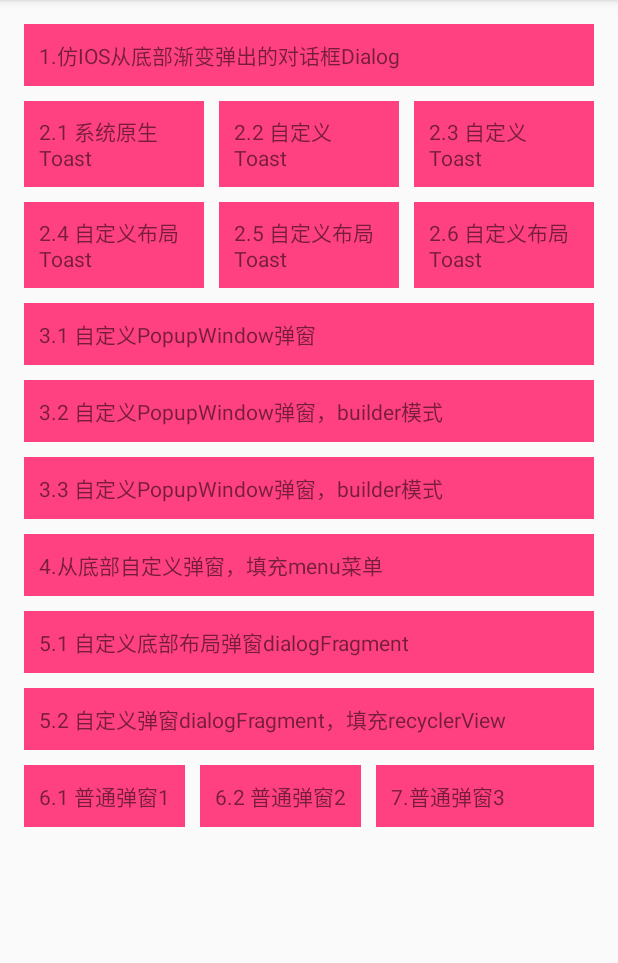
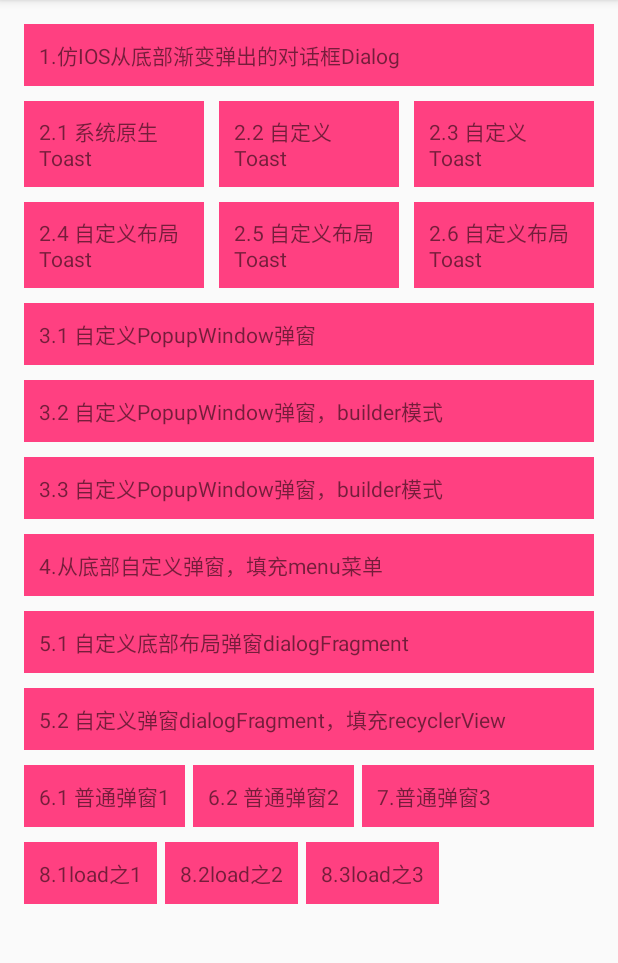
Before and after one commit to yangchong211/YCDialog, an Android app: the screen it shows after launch (MainActivity), on a phone screen of 412 x 824 dp, the part 84-1047 px from its top. Run offline under Robolectric (Android 15) with nearby library versions, the phone set to English and light mode, and no system bars.

Commit message:
修改bug

```diff
--- a/YCDialogLib/src/main/java/com/pedaily/yc/ycdialoglib/popupWindow/BasePopDialog.java
+++ b/YCDialogLib/src/main/java/com/pedaily/yc/ycdialoglib/popupWindow/BasePopDialog.java
@@ -14,7 +14,7 @@ import com.pedaily.yc.ycdialoglib.utils.DialogUtils;
 
 /**
  * <pre>
- *     @author
+ *     @author yangchong
  *     blog  : https://github.com/yangchong211
  *     time  : 2016/06/4
  *     desc  : PopupWindow抽象类
--- a/app/build.gradle
+++ b/app/build.gradle
@@ -22,6 +22,6 @@ android {
 dependencies {
     compile fileTree(include: ['*.jar'], dir: 'libs')
     compile 'com.android.support:appcompat-v7:25.3.1'
-//    compile project(':YCDialogLib')
-    compile 'cn.yc:YCDialogLib:3.6.4'
+    compile project(':YCDialogLib')
+//    compile 'cn.yc:YCDialogLib:3.6.4'
 }
--- a/app/src/main/res/layout/activity_main.xml
+++ b/app/src/main/res/layout/activity_main.xml
@@ -173,7 +173,7 @@
                 android:id="@+id/tv_62"
                 android:layout_width="wrap_content"
                 android:layout_height="wrap_content"
-                android:layout_marginLeft="10dp"
+                android:layout_marginLeft="5dp"
                 android:padding="10dp"
                 android:background="@color/colorAccent"
                 android:text="6.2 普通弹窗2"/>
@@ -182,14 +182,45 @@
                 android:id="@+id/tv_7"
                 android:layout_width="match_parent"
                 android:layout_height="wrap_content"
-                android:layout_marginLeft="10dp"
+                android:layout_marginLeft="5dp"
                 android:padding="10dp"
                 android:background="@color/colorAccent"
                 android:text="7.普通弹窗3"/>
+
+
+
         </LinearLayout>
 
 
-
+        <LinearLayout
+            android:layout_width="match_parent"
+            android:layout_height="wrap_content"
+            android:layout_marginTop="10dp"
+            android:orientation="horizontal">
+            <TextView
+                android:id="@+id/tv_81"
+                android:layout_width="wrap_content"
+                android:layout_height="wrap_content"
+                android:padding="10dp"
+                android:background="@color/colorAccent"
+                android:text="8.1load之1"/>
+            <TextView
+                android:id="@+id/tv_82"
+                android:layout_width="wrap_content"
+                android:layout_height="wrap_content"
+                android:layout_marginLeft="5dp"
+                android:padding="10dp"
+                android:background="@color/colorAccent"
+                android:text="8.2load之2"/>
+            <TextView
+                android:id="@+id/tv_83"
+                android:layout_width="wrap_content"
+                android:layout_height="wrap_content"
+                android:layout_marginLeft="5dp"
+                android:padding="10dp"
+                android:background="@color/colorAccent"
+                android:text="8.3load之3"/>
+        </LinearLayout>
 
 
     </LinearLayout>
```
Also changed, not shown: YCDialogLib/src/main/java/com/pedaily/yc/ycdialoglib/loading/ViewLoading.java (added, +135 -0 lines), YCDialogLib/src/main/res/drawable/shape_load_bg.xml (added, +17 -0 lines), YCDialogLib/src/main/res/layout/layout_dialog_loaded.xml (added, +23 -0 lines), YCDialogLib/src/main/res/layout/layout_dialog_loading.xml (added, +35 -0 lines), YCDialogLib/src/main/res/values/style.xml (+17 -0 lines), app/src/main/java/com/pedaily/yc/ycdialog/MainActivity.java (+47 -0 lines), YCDialogLib/src/main/res/drawable-xxxhdpi/ic_loading.png (added), 1 other file.
